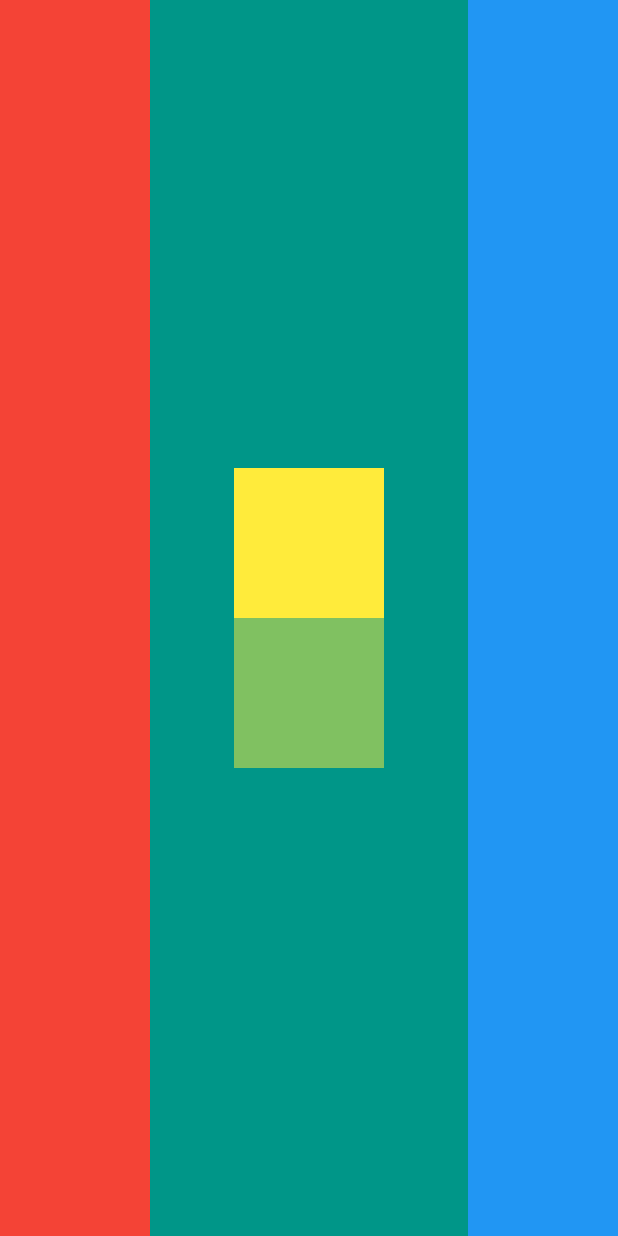
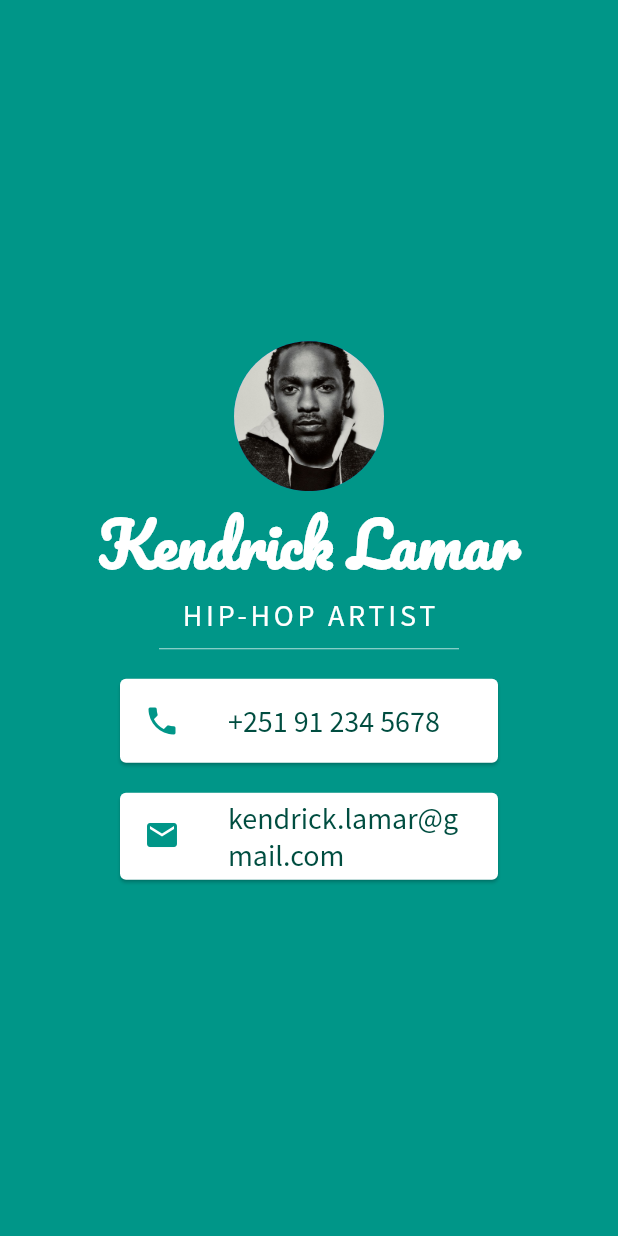
Before and after one commit to hadamard-2/Flutter-Dev-Bootcamp-Projects, a Flutter app: the screen it shows after launch, on a phone screen of 412 x 824 dp. Run offline on Flutter 3.47's test engine with Material 2 defaults, Android fonts, the phone set to English and light mode, and no system bars.

Commit message:
completed mi card flutter app

```diff
--- a/mi_card_flutter/lib/main.dart
+++ b/mi_card_flutter/lib/main.dart
@@ -1,4 +1,4 @@
-import 'package:flutter/material.dart';
+import "package:flutter/material.dart";
 
 void main() {
   runApp(const MyApp());
@@ -12,32 +12,71 @@ class MyApp extends StatelessWidget {
     return MaterialApp(
       home: Scaffold(
         backgroundColor: Colors.teal,
-        body: Row(
-          crossAxisAlignment: CrossAxisAlignment.stretch,
-          mainAxisAlignment: MainAxisAlignment.spaceBetween,
+        body: Column(
+          mainAxisAlignment: MainAxisAlignment.center,
           children: [
-            Container(
-              color: Colors.red,
-              width: 100,
+            const CircleAvatar(
+              radius: 50,
+              backgroundImage: AssetImage('images/kendrick_lamar.jpg'),
             ),
-            Column(
-              mainAxisAlignment: MainAxisAlignment.center,
-              children: [
-                Container(
-                  color: Colors.yellow,
-                  width: 100,
-                  height: 100,
+            const Text(
+              'Kendrick Lamar',
+              style: TextStyle(
+                fontFamily: 'Pacifico',
+                color: Colors.white,
+                fontSize: 40,
+                fontWeight: FontWeight.bold,
+              ),
+            ),
+            const Text(
+              'HIP-HOP ARTIST',
+              style: TextStyle(
+                fontFamily: 'Source Sans Pro',
+                color: Colors.white,
+                fontSize: 20,
+                letterSpacing: 2.5,
+              ),
+            ),
+            SizedBox(
+              width: 200,
+              height: 20,
+              child: Divider(
+                color: Colors.teal[100],
+              ),
+            ),
+            Card(
+              margin: const EdgeInsets.symmetric(horizontal: 80, vertical: 10),
+              child: ListTile(
+                leading: const Icon(
+                  Icons.phone,
+                  color: Colors.teal,
                 ),
-                Container(
-                  color: Colors.yellow.withOpacity(0.5),
-                  width: 100,
-                  height: 100,
+                title: Text(
+                  '+251 91 234 5678',
+                  style: TextStyle(
+                    color: Colors.teal[900],
+                    fontFamily: 'Source Sans Pro',
+                    fontSize: 20,
+                  ),
                 ),
-              ],
+              ),
             ),
-            Container(
-              color: Colors.blue,
-              width: 100,
+            Card(
+              margin: const EdgeInsets.symmetric(horizontal: 80, vertical: 10),
+              child: ListTile(
+                leading: const Icon(
+                  Icons.email,
+                  color: Colors.teal,
+                ),
+                title: Text(
+                  'kendrick.lamar@gmail.com',
+                  style: TextStyle(
+                    color: Colors.teal[900],
+                    fontFamily: 'Source Sans Pro',
+                    fontSize: 20,
+                  ),
+                ),
+              ),
             ),
           ],
         ),
```
Also changed, not shown: mi_card_flutter/pubspec.yaml (+11 -0 lines), mi_card_flutter/fonts/Pacifico-Regular.ttf (added), mi_card_flutter/fonts/SourceSansPro-Regular.ttf (added), mi_card_flutter/images/kendrick_lamar.jpg (added).
